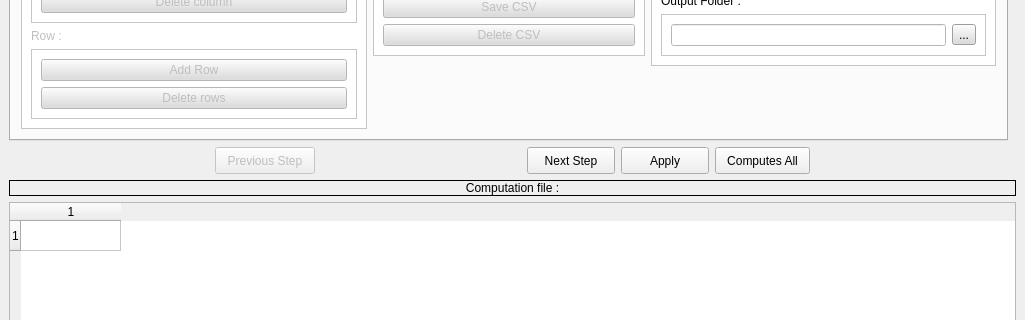
Old version of the form Applications/DTIAtlasFiberAnalyzer/DTIAtlasFiberAnalyzerguiwindow.ui in the repository NIRALUser/DTIFiberTractStatistics; both pictures show x 0 to 1025 and y 325 to 645 of the 1025 by 840 pixel window.
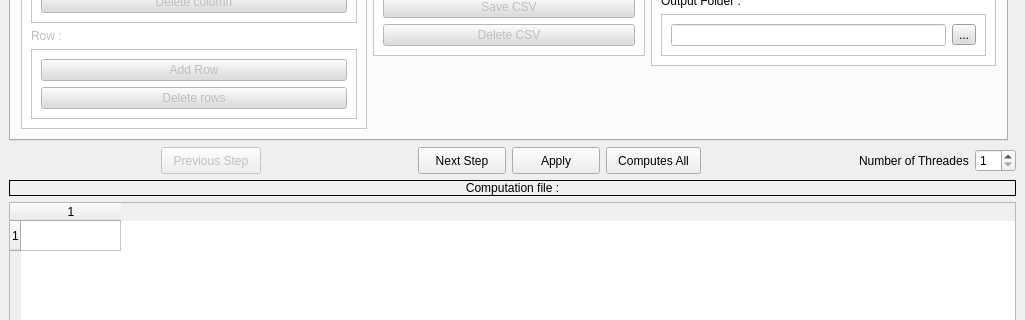
New version of the form. The open tabs and pages were chosen to show the change.

Commit message: ENH: Number of threads label and spinner added to UI for preparation of the multi threaded computation.

Diff of the .ui file:
```diff
--- a/Applications/DTIAtlasFiberAnalyzer/DTIAtlasFiberAnalyzerguiwindow.ui
+++ b/Applications/DTIAtlasFiberAnalyzer/DTIAtlasFiberAnalyzerguiwindow.ui
@@ -159,6 +159,23 @@
           </property>
          </spacer>
         </item>
+        <item>
+         <widget class="QLabel" name="lbl_numThreads">
+          <property name="text">
+           <string>Number of Threades</string>
+          </property>
+         </widget>
+        </item>
+        <item>
+         <widget class="QSpinBox" name="sb_numThreads">
+          <property name="toolTip">
+           <string>Number of threads to use</string>
+          </property>
+          <property name="minimum">
+           <number>1</number>
+          </property>
+         </widget>
+        </item>
        </layout>
       </item>
       <item row="4" column="0">
```
Left out of the diff: 4 changed lines with no effect on the pictures.
